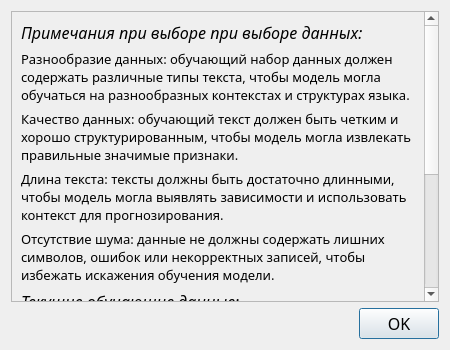
This is src/widgetpagesandbox/aboutlearningdatadialog.ui in Marator2K07/LSTM_Text_Generator as Qt 5 draws it before an edit. The edited form follows.
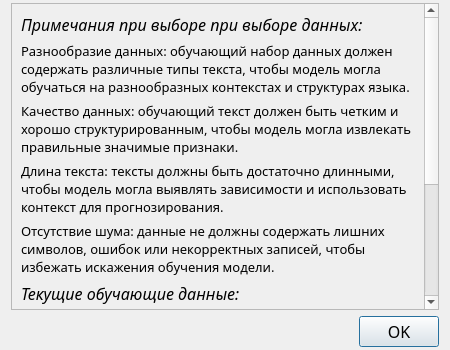
This is the edited form.

Diff of the .ui file:
```diff
--- a/src/widgetpagesandbox/aboutlearningdatadialog.ui
+++ b/src/widgetpagesandbox/aboutlearningdatadialog.ui
@@ -20,6 +20,12 @@
    <string>Об обучающих данных</string>
   </property>
   <layout class="QVBoxLayout" name="verticalLayout">
+   <property name="topMargin">
+    <number>3</number>
+   </property>
+   <property name="bottomMargin">
+    <number>3</number>
+   </property>
    <item>
     <widget class="QScrollArea" name="scrollArea">
      <property name="widgetResizable">
@@ -29,7 +35,7 @@
       <property name="geometry">
        <rect>
         <x>0</x>
-        <y>-135</y>
+        <y>0</y>
         <width>413</width>
         <height>492</height>
        </rect>
```
